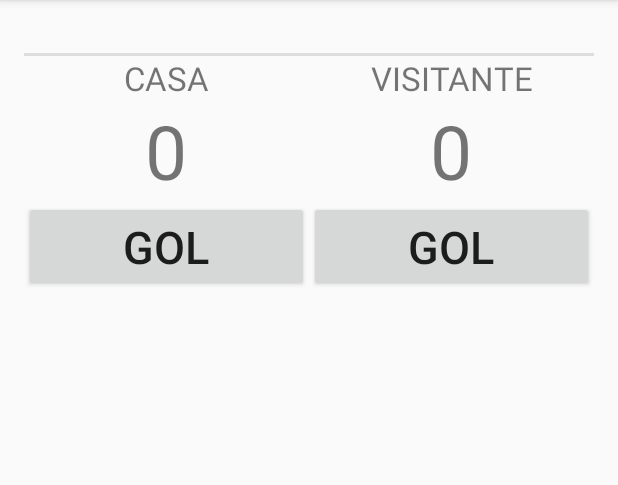
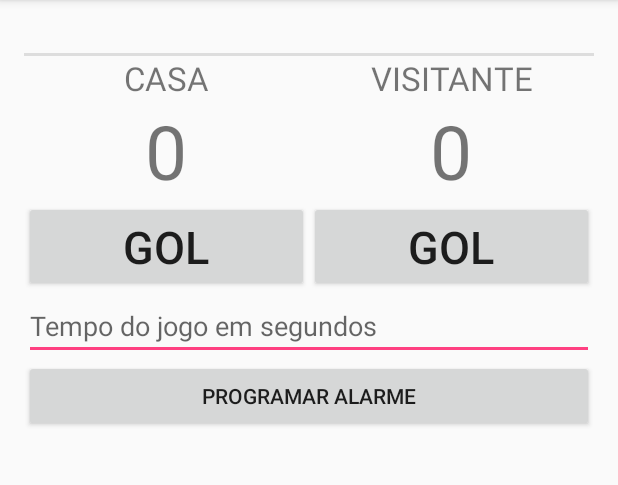
Before and after one commit to jxaviert/DemoIntent, an Android app: the MainActivity screen opened directly, with no data from a screen before it, on a phone screen of 412 x 824 dp, the part 84-569 px from its top. Run offline under Robolectric (Android 15) with nearby library versions, the phone set to English and light mode, and no system bars.

Commit message:
criacao alarme

```diff
--- a/app/src/main/res/layout/activity_login.xml
+++ b/app/src/main/res/layout/activity_login.xml
@@ -34,4 +34,10 @@
         android:layout_height="wrap_content"
         android:text="conectar"
         android:onClick="conectar"/>
+
+    <Button
+        android:layout_width="match_parent"
+        android:layout_height="wrap_content"
+        android:text="Teste broadcast"
+        android:onClick="testeBroadcast"/>
 </LinearLayout>
--- a/app/src/main/res/layout/activity_main.xml
+++ b/app/src/main/res/layout/activity_main.xml
@@ -84,4 +84,15 @@
             android:textSize="30sp"
             android:id="@+id/golVisitante"/>
     </LinearLayout>
+    <EditText
+        android:layout_width="match_parent"
+        android:layout_height="wrap_content"
+        android:id="@+id/tvTempoJogo"
+        android:hint="Tempo do jogo em segundos"/>
+    <Button
+        android:layout_width="match_parent"
+        android:layout_height="wrap_content"
+        android:text="Programar alarme"
+        android:id="@+id/btProgramarAlarme"
+        android:onClick="programarAlarme"/>
 </LinearLayout>
```
Also changed, not shown: app/src/main/AndroidManifest.xml (+8 -0 lines), app/src/main/java/com/example/josemar/demointent/LoginActivity.java (+8 -0 lines), app/src/main/java/com/example/josemar/demointent/MainActivity.java (+20 -1 lines), app/src/main/java/com/example/josemar/demointent/broadcastreceiver/AlarmReceiver.java (added, +25 -0 lines), app/src/main/java/com/example/josemar/demointent/broadcastreceiver/MyReceiver.java (added, +16 -0 lines), 1 other file.
